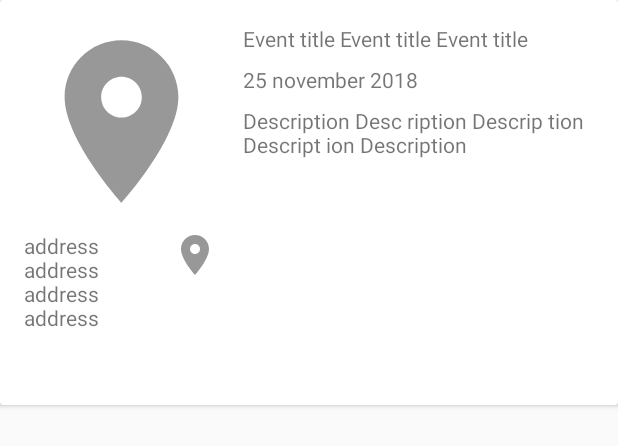
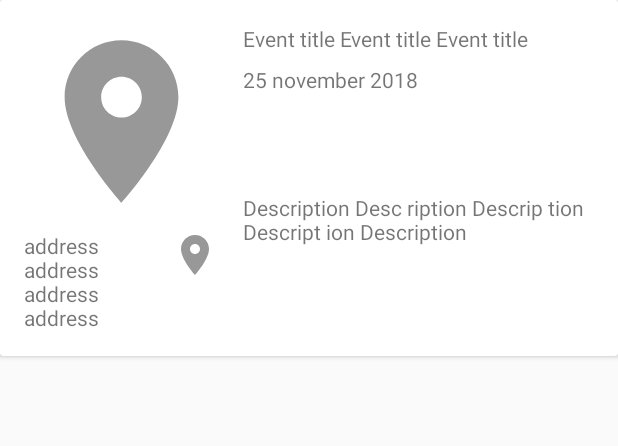
Before and after one commit to z-hel/laba5_6, an Android app: the layout viewholder_event.xml on its own in the app's theme, with its tools: preview values and no code run, on a phone screen of 412 x 824 dp. Shown: the top 446 px of the screen. Run offline under Robolectric (Android 15) with nearby library versions, the phone set to English and light mode, and no system bars.

Commit message:
all done + fix slow rendering

```diff
--- a/TouristGuide/app/src/main/java/com/example/tester3/touristguide/ui/activities/MainActivity.java
+++ b/TouristGuide/app/src/main/java/com/example/tester3/touristguide/ui/activities/MainActivity.java
@@ -49,4 +49,9 @@ public class MainActivity extends AppCompatActivity {
                 .replace(R.id.container, CitiesFragment.newInstance(getRepository()))
                 .commit();
     }
+
+    @Override
+    public void onBackPressed() {
+        openCities();
+    }
 }
--- a/TouristGuide/app/src/main/java/com/example/tester3/touristguide/ui/fragments/CityInfoFragment.java
+++ b/TouristGuide/app/src/main/java/com/example/tester3/touristguide/ui/fragments/CityInfoFragment.java
@@ -65,4 +65,5 @@ public class CityInfoFragment extends Fragment {
         tabs.setupWithViewPager(list);
         list.setAdapter(adapter);
     }
+
 }
--- a/TouristGuide/app/src/main/java/com/example/tester3/touristguide/ui/viewholders/FoodCourtsViewHolder.java
+++ b/TouristGuide/app/src/main/java/com/example/tester3/touristguide/ui/viewholders/FoodCourtsViewHolder.java
@@ -1,5 +1,6 @@
 package com.example.tester3.touristguide.ui.viewholders;
 
+import android.annotation.SuppressLint;
 import android.support.v7.widget.RecyclerView;
 import android.view.View;
 import android.widget.ImageView;
@@ -35,7 +36,7 @@ public class FoodCourtsViewHolder extends RecyclerView.ViewHolder{
     public void bind (FoodCourt foodCourt) {
         name.setText(foodCourt.getName());
         ratingText.setText(Float.toString(foodCourt.getRating()));
-        avgBill.setText(foodCourt.getAvgbill().toString() + "$");
+        avgBill.setText(String.format("%s$", foodCourt.getAvgbill().toString()));
         address.setText(foodCourt.getLocation().getAddress());
         rating.setRating(foodCourt.getRating());
         picture.setImageDrawable(Utils.getDrawableFromAssets(itemView.getContext(), foodCourt.getPicture()));
--- a/TouristGuide/app/src/main/java/com/example/tester3/touristguide/utils/Utils.java
+++ b/TouristGuide/app/src/main/java/com/example/tester3/touristguide/utils/Utils.java
@@ -24,7 +24,7 @@ public class Utils {
     }
 
     public static void openLocation(Context context, String latitude, String longitude) {
-        String geoUri = String.format("geo:%s,%s?z=15", latitude, longitude);
+        String geoUri = String.format("geo:%s,%s?z=17", latitude, longitude);
         Intent geoIntent = new Intent(Intent.ACTION_VIEW, Uri.parse(geoUri));
 
         if (geoIntent.resolveActivity(context.getPackageManager()) != null) {
--- /dev/null
+++ b/TouristGuide/app/src/main/res/drawable/ic_arrow_back_black_24dp.xml
@@ -0,0 +1,5 @@
+<vector android:height="24dp" android:tint="#989898"
+    android:viewportHeight="24.0" android:viewportWidth="24.0"
+    android:width="24dp" xmlns:android="http://schemas.android.com/apk/res/android">
+    <path android:fillColor="#FF000000" android:pathData="M20,11H7.83l5.59,-5.59L12,4l-8,8 8,8 1.41,-1.41L7.83,13H20v-2z"/>
+</vector>
--- a/TouristGuide/app/src/main/res/layout/fragment_city_info.xml
+++ b/TouristGuide/app/src/main/res/layout/fragment_city_info.xml
@@ -1,7 +1,6 @@
 <?xml version="1.0" encoding="utf-8"?>
 <android.support.constraint.ConstraintLayout xmlns:android="http://schemas.android.com/apk/res/android"
     xmlns:app="http://schemas.android.com/apk/res-auto"
-    xmlns:tools="http://schemas.android.com/tools"
     android:layout_width="match_parent"
     android:layout_height="match_parent">
 
@@ -13,9 +12,9 @@
         android:layout_marginStart="4dp"
         android:layout_marginTop="4dp"
         android:padding="12dp"
-        android:src="@drawable/back"
+        android:src="@drawable/ic_arrow_back_black_24dp"
         app:layout_constraintStart_toStartOf="parent"
-        app:layout_constraintTop_toTopOf="parent" />
+        app:layout_constraintTop_toTopOf="parent"/>
 
     <TextView
         android:id="@+id/title"
--- a/TouristGuide/app/src/main/res/layout/viewholder_event.xml
+++ b/TouristGuide/app/src/main/res/layout/viewholder_event.xml
@@ -2,7 +2,7 @@
 
 <android.support.v7.widget.CardView xmlns:android="http://schemas.android.com/apk/res/android"
     android:layout_width="match_parent"
-    android:layout_height="270dp"
+    android:layout_height="wrap_content"
     xmlns:app="http://schemas.android.com/apk/res-auto"
     xmlns:tools="http://schemas.android.com/tools"
     android:background="@color/gray_6"
@@ -42,9 +42,11 @@
             app:layout_constraintTop_toBottomOf="@id/event_date"
             app:layout_constraintStart_toEndOf="@id/event_picture"
             app:layout_constraintEnd_toEndOf="parent"
+            app:layout_constraintBottom_toBottomOf="parent"
             android:layout_marginEnd="16dp"
             android:layout_marginStart="16dp"
             android:layout_marginTop="8dp"
+            android:layout_marginBottom="16dp"
             tools:text="Description Desc ription Descrip tion Descript ion Description "
             />
         <TextView
@@ -54,9 +56,10 @@
             app:layout_constraintTop_toBottomOf="@id/event_picture"
             app:layout_constraintStart_toStartOf="parent"
             app:layout_constraintEnd_toStartOf="@id/event_location"
-
+            app:layout_constraintBottom_toBottomOf="parent"
             android:layout_marginTop="8dp"
             android:layout_marginStart="16dp"
+            android:layout_marginBottom="16dp"
             tools:text="address address address address"
             />
         <ImageView
@@ -71,8 +74,7 @@
             android:layout_marginStart="8dp"
             android:layout_marginEnd="16dp"
             android:scaleType="centerCrop"
-            android:src="@drawable/location"
-            />
+            android:src="@drawable/location"/>
         <ImageView
             android:id="@+id/event_picture"
             android:layout_width="130dp"
@@ -84,7 +86,7 @@
             app:layout_constraintBottom_toBottomOf="parent"
             app:layout_constraintStart_toStartOf="parent"
             app:layout_constraintVertical_bias="0"
-            android:src="@drawable/location"/>
+            android:src="@drawable/location" />
 
     </android.support.constraint.ConstraintLayout>
 </android.support.v7.widget.CardView>
--- a/TouristGuide/app/src/main/res/values/colors.xml
+++ b/TouristGuide/app/src/main/res/values/colors.xml
@@ -9,5 +9,5 @@
 
     <!-- todo перенести в ресурсы values -->
 
-    <dimen name="city_viewholder_margin">20dp</dimen>
+
 </resources>
--- a/TouristGuide/app/src/main/res/values/strings.xml
+++ b/TouristGuide/app/src/main/res/values/strings.xml
@@ -1,7 +1,6 @@
 <resources>
     <string name="app_name">TouristGuide</string>
     <string name="back">back</string>
-    <string name="todo">TODO</string>
     <string name="places_tab">Places</string>
     <string name="foodcourts_tab">Food Court</string>
     <string name="events_tab">Events</string>
--- /dev/null
+++ b/TouristGuide/app/src/main/res/values/values.xml
@@ -0,0 +1,4 @@
+<?xml version="1.0" encoding="utf-8"?>
+<resources>
+    <dimen name="city_viewholder_margin">20dp</dimen>
+</resources>
```
Also changed, not shown: TouristGuide/app/src/main/res/drawable/back.png (deleted).
